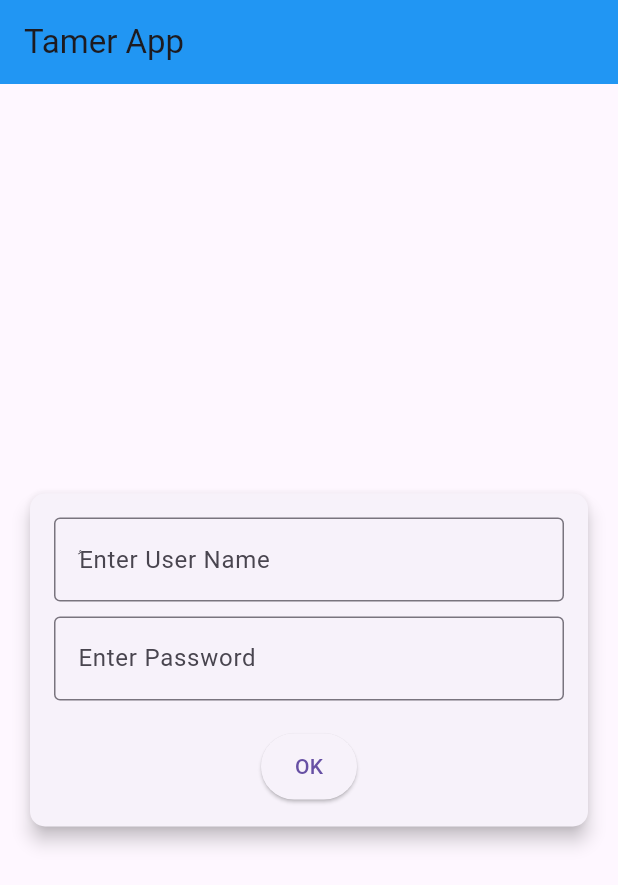
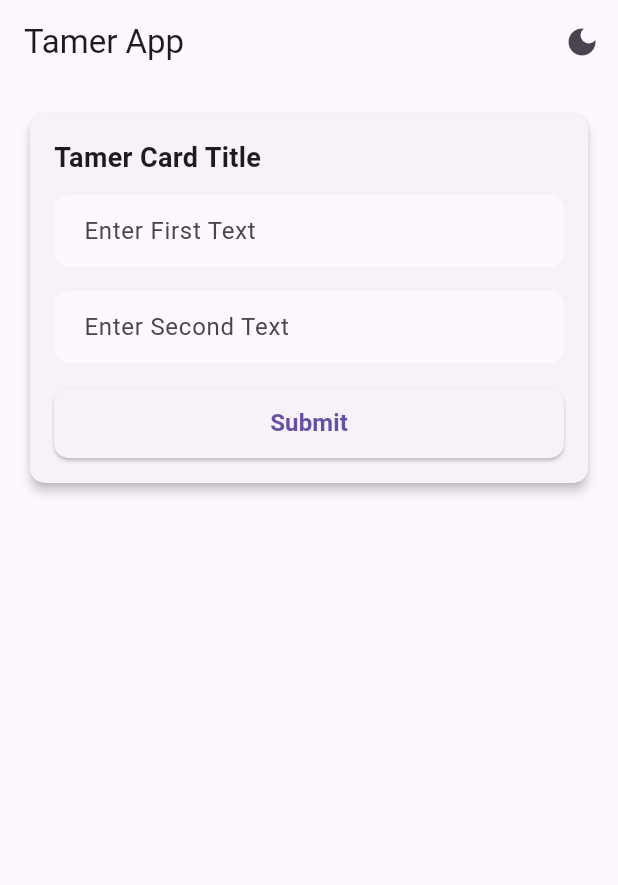
Before and after one commit to TamerAlshaibani/tamer_app, a Flutter app: the screen it shows after launch, on a phone screen of 412 x 824 dp. Shown: the top 885 px of the screen. Run offline on Flutter 3.47's test engine with Material 3 defaults, Android fonts, the phone set to English and light mode, and no system bars.

Commit message:
update1/1

```diff
--- /dev/null
+++ b/devtools_options.yaml
@@ -0,0 +1,3 @@
+description: This file stores settings for Dart & Flutter DevTools.
+documentation: https://docs.flutter.dev/tools/devtools/extensions#configure-extension-enablement-states
+extensions:
--- /dev/null
+++ b/lib/config/routes.dart
@@ -0,0 +1,19 @@
+import 'package:flutter/material.dart';
+import '../views/home_page.dart';
+
+class AppRoutes {
+  static const String home = '/home';
+
+  static Route<dynamic> generateRoute(RouteSettings settings) {
+    switch (settings.name) {
+      case home:
+        return MaterialPageRoute(builder: (_) => const HomePage());
+      default:
+        return MaterialPageRoute(
+          builder: (_) => const Scaffold(
+            body: Center(child: Text('Page not found')),
+          ),
+        );
+    }
+  }
+}
--- /dev/null
+++ b/lib/helpers/theme_provider.dart
@@ -0,0 +1,14 @@
+import 'package:flutter/material.dart';
+
+class ThemeProvider extends ChangeNotifier {
+  bool _isDarkMode = false;
+
+  bool get isDarkMode => _isDarkMode;
+
+  ThemeData get currentTheme => _isDarkMode ? ThemeData.dark() : ThemeData.light();
+
+  void toggleTheme() {
+    _isDarkMode = !_isDarkMode;
+    notifyListeners();
+  }
+}
--- a/lib/main.dart
+++ b/lib/main.dart
@@ -1,64 +1,27 @@
 import 'package:flutter/material.dart';
+import 'package:provider/provider.dart';
+import 'helpers/theme_provider.dart';
+import 'views/home_page.dart';
 
 void main() {
   runApp(const MyApp());
 }
 
 class MyApp extends StatelessWidget {
-  const MyApp({super.key});
+  const MyApp({Key? key}) : super(key: key);
+
   @override
   Widget build(BuildContext context) {
-    return MaterialApp(
-      debugShowCheckedModeBanner: false,
-      home: Scaffold(
-        appBar: AppBar(
-          title: Text('Tamer App'),
-          backgroundColor: Colors.blue,
-        ),
-        body: Center(
-          child: Padding(
-            padding: const EdgeInsets.all(16.0),
-            child: Card(
-              elevation: 5,
-              shape: RoundedRectangleBorder(
-                borderRadius: BorderRadius.circular(10),
-              ),
-              child: Padding(
-                padding: const EdgeInsets.all(16.0),
-                child: Column(
-                  mainAxisSize: MainAxisSize.min,
-                  children: [
-                    TextField(
-                      decoration: InputDecoration(
-                        labelText: 'ُEnter User Name',
-                        border: OutlineInputBorder(),
-                      ),
-                    ),
-                    SizedBox(height: 10),
-                    TextField(
-                      decoration: InputDecoration(
-                        labelText: 'Enter Password',
-                        border: OutlineInputBorder(),
-                      ),
-                    ),
-                    SizedBox(height: 20),
-                    ElevatedButton(
-                      onPressed: () {
-                        // Add your button action here
-                        print('Done');
-                      },
-                      child: Text('OK'),
-                      style: ElevatedButton.styleFrom(
-                        padding:
-                            EdgeInsets.symmetric(horizontal: 20, vertical: 12),
-                      ),
-                    ),
-                  ],
-                ),
-              ),
-            ),
-          ),
-        ),
+    return ChangeNotifierProvider(
+      create: (_) => ThemeProvider(),
+      child: Consumer<ThemeProvider>(
+        builder: (context, themeProvider, child) {
+          return MaterialApp(
+            debugShowCheckedModeBanner: false,
+            theme: themeProvider.currentTheme,
+            home: const HomePage(),
+          );
+        },
       ),
     );
   }
--- /dev/null
+++ b/lib/themes/colors.dart
@@ -0,0 +1,10 @@
+//
+import 'package:flutter/material.dart';
+
+class AppColors {
+  static const primary = Colors.blue;
+  static const backgroundLight = Colors.white;
+  static const backgroundDark = Colors.black;
+  static const textPrimary = Colors.black;
+  static const textSecondary = Colors.grey;
+}
--- /dev/null
+++ b/lib/views/home_page.dart
@@ -0,0 +1,68 @@
+
+import 'package:flutter/material.dart';
+import 'package:provider/provider.dart';
+import '../helpers/theme_provider.dart';
+import '../widgets/tamer_button.dart';
+import '../widgets/tamer_card.dart';
+import '../widgets/tamer_textfild.dart';
+
+class HomePage extends StatelessWidget {
+  const HomePage({Key? key}) : super(key: key);
+
+  @override
+  Widget build(BuildContext context) {
+    final themeProvider = Provider.of<ThemeProvider>(context);
+
+    return Scaffold(
+      appBar: AppBar(
+        title: const Text('Tamer App'),
+        actions: [
+          IconButton(
+            icon: Icon(
+              themeProvider.isDarkMode ? Icons.light_mode : Icons.dark_mode,
+            ),
+            onPressed: () {
+              themeProvider.toggleTheme();
+            },
+          ),
+        ],
+      ),
+      body: Padding(
+        padding: const EdgeInsets.all(16.0),
+        child: Column(
+          crossAxisAlignment: CrossAxisAlignment.stretch,
+          children: [
+            TamerCard(
+              child: Column(
+                crossAxisAlignment: CrossAxisAlignment.stretch,
+                children: [
+                  const Text(
+                    'Tamer Card Title',
+                    style: TextStyle(fontSize: 18, fontWeight: FontWeight.bold),
+                  ),
+                  const SizedBox(height: 12),
+                  const TamerTextField(
+                    hintText: 'Enter First Text',
+                  ),
+                  const SizedBox(height: 16),
+                  const TamerTextField(
+                    hintText: 'Enter Second Text',
+                  ),
+                  const SizedBox(height: 16),
+                  TamerButton(
+                    label: 'Submit',
+                    onPressed: () {
+                      ScaffoldMessenger.of(context).showSnackBar(
+                        const SnackBar(content: Text('Tamer Button Pressed')),
+                      );
+                    },
+                  ),
+                ],
+              ),
+            ),
+          ],
+        ),
+      ),
+    );
+  }
+}
--- /dev/null
+++ b/lib/widgets/tamer_button.dart
@@ -0,0 +1,30 @@
+
+import 'package:flutter/material.dart';
+
+class TamerButton extends StatelessWidget {
+  final String label;
+  final VoidCallback onPressed;
+
+  const TamerButton({
+    Key? key,
+    required this.label,
+    required this.onPressed,
+  }) : super(key: key);
+
+  @override
+  Widget build(BuildContext context) {
+    return ElevatedButton(
+      style: ElevatedButton.styleFrom(
+        padding: const EdgeInsets.symmetric(vertical: 12, horizontal: 20),
+        shape: RoundedRectangleBorder(
+          borderRadius: BorderRadius.circular(10),
+        ),
+      ),
+      onPressed: onPressed,
+      child: Text(
+        label,
+        style: const TextStyle(fontSize: 16, fontWeight: FontWeight.bold),
+      ),
+    );
+  }
+}
--- /dev/null
+++ b/lib/widgets/tamer_card.dart
@@ -0,0 +1,24 @@
+import 'package:flutter/material.dart';
+
+class TamerCard extends StatelessWidget {
+  final Widget child;
+
+  const TamerCard({
+    Key? key,
+    required this.child,
+  }) : super(key: key);
+
+  @override
+  Widget build(BuildContext context) {
+    return Card(
+      shape: RoundedRectangleBorder(
+        borderRadius: BorderRadius.circular(10),
+      ),
+      elevation: 3,
+      child: Padding(
+        padding: const EdgeInsets.all(16.0),
+        child: child,
+      ),
+    );
+  }
+}
--- /dev/null
+++ b/lib/widgets/tamer_textfild.dart
@@ -0,0 +1,29 @@
+import 'package:flutter/material.dart';
+
+class TamerTextField extends StatelessWidget {
+  final String hintText;
+  final TextEditingController? controller;
+
+  const TamerTextField({
+    Key? key,
+    required this.hintText,
+    this.controller,
+  }) : super(key: key);
+
+  @override
+  Widget build(BuildContext context) {
+    return TextField(
+      controller: controller,
+      decoration: InputDecoration(
+        hintText: hintText,
+        filled: true,
+        fillColor: Theme.of(context).cardColor,
+        border: OutlineInputBorder(
+          borderRadius: BorderRadius.circular(10),
+          borderSide: BorderSide.none,
+        ),
+        contentPadding: const EdgeInsets.symmetric(vertical: 12, horizontal: 16),
+      ),
+    );
+  }
+}
--- a/pubspec.yaml
+++ b/pubspec.yaml
@@ -30,6 +30,9 @@ environment:
 dependencies:
   flutter:
     sdk: flutter
+  provider: 6.1.2
+  shared_preferences: ^2.1.1
+  flutter_launcher_icons: ^0.13.1
 
 
   # The following adds the Cupertino Icons font to your application.
```
Also changed, not shown: lib/themes/dark_theme.dart (added, +16 -0 lines), lib/themes/light_theme.dart (added, +16 -0 lines), pubspec.lock.
